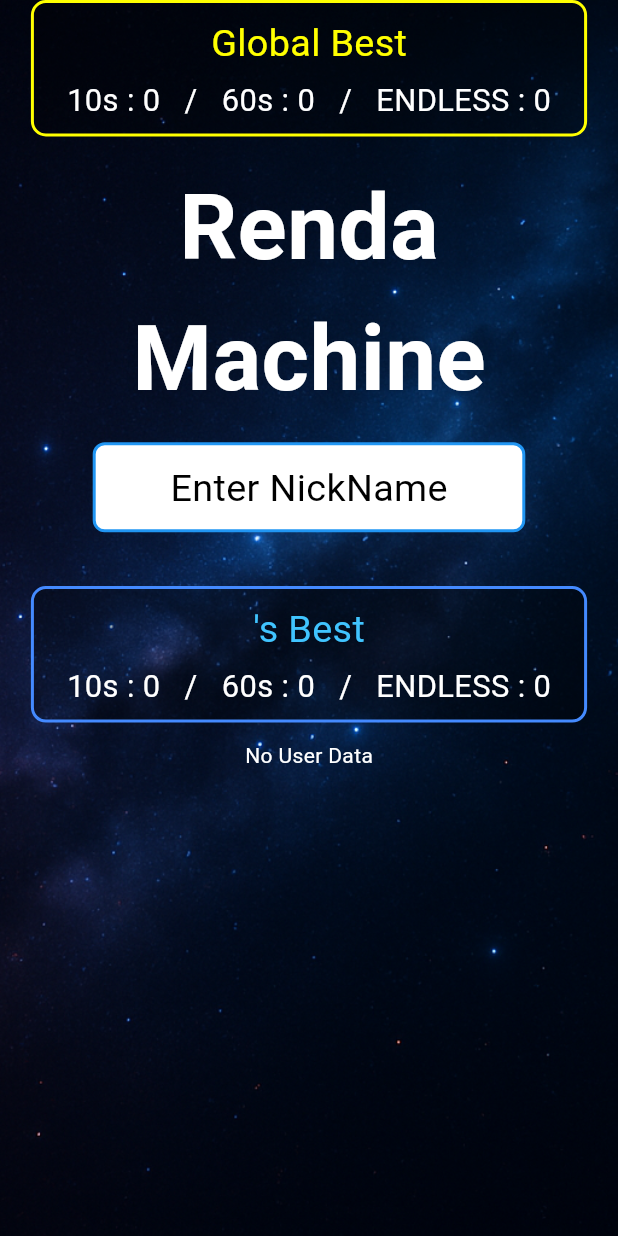
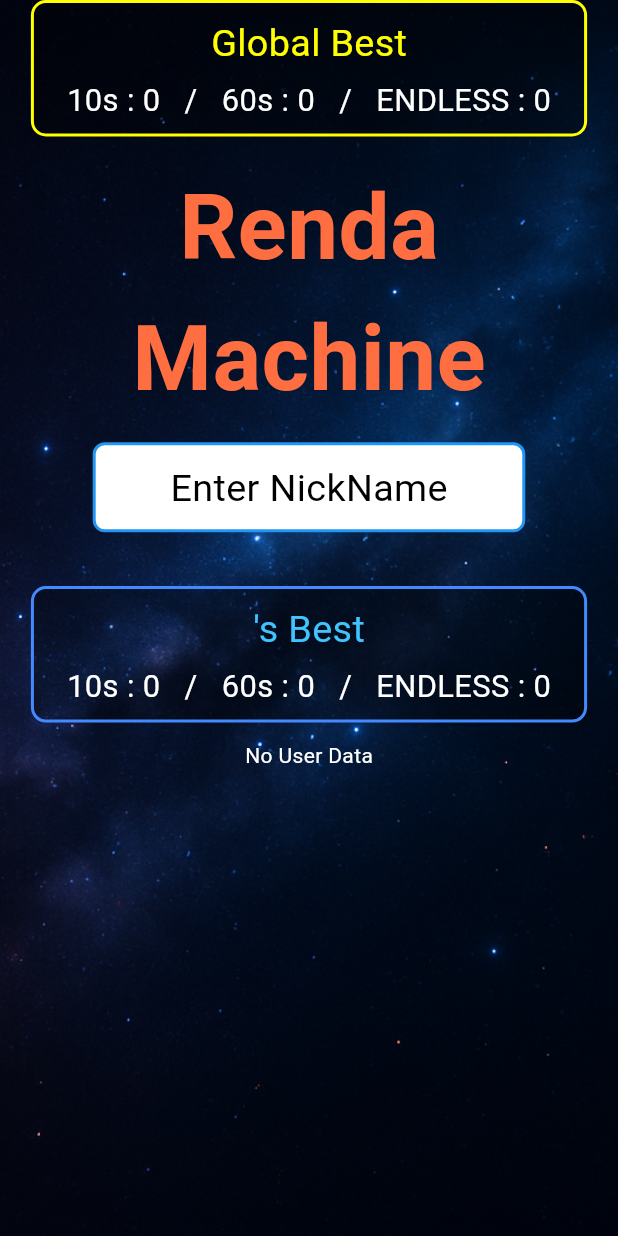
Before and after one commit to Masaaki-izu/renda_machine_app, a Flutter app: the screen it shows after launch, on a phone screen of 412 x 824 dp. Run offline on Flutter 3.47's test engine with Material 3 defaults, Android fonts, the light colour scheme and no system bars; our stand-ins replace flutter_screenutil, shared_preferences.

Commit message:
タイトルの色変更

```diff
--- a/lib/screens/home_screen.dart
+++ b/lib/screens/home_screen.dart
@@ -115,13 +115,13 @@ class HomeScreenState extends State<HomeScreen> {
                     Text("Renda",
                         style: TextStyle(
                           fontSize: 53.sp,
-                          color: Colors.white,
+                          color: Colors.deepOrangeAccent,
                           fontWeight: FontWeight.bold,
                         )),
                     Text("Machine",
                         style: TextStyle(
                           fontSize: 53.sp,
-                          color: Colors.white,
+                          color: Colors.deepOrangeAccent,
                           fontWeight: FontWeight.bold,
                         )),
 
```
